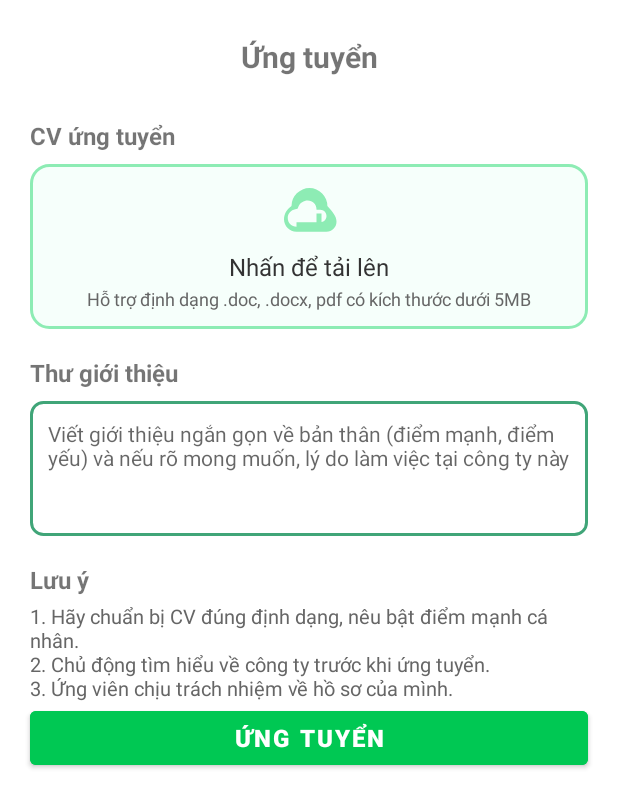
After one commit to 082588256/PRM392, an Android app: the ApplyActivity screen opened directly, with no data from a screen before it, on a phone screen of 412 x 824 dp. The commit adds this screen. Shown: the top 808 px of the screen. Run offline under Robolectric (Android 15) with nearby library versions, the phone set to English and light mode, and no system bars; 1 statement that could not run was skipped.

Commit message:
Update-Be,Fe-ApplyNow

```diff
--- a/app/src/main/AndroidManifest.xml
+++ b/app/src/main/AndroidManifest.xml
@@ -39,6 +39,9 @@
         <activity
             android:name=".activity.student.InternshipDetailActivity"
             android:exported="false" />
+        <activity
+            android:name=".activity.student.ApplyActivity"
+            android:exported="false" />
 
 <!--        <activity-->
 <!--            android:name=".activity.student.ApplicationHistoryActivity"-->
--- a/app/src/main/java/com/fptu/prm391/projectprm/db/DatabaseHelper.java
+++ b/app/src/main/java/com/fptu/prm391/projectprm/db/DatabaseHelper.java
@@ -6,7 +6,7 @@ import android.database.sqlite.SQLiteOpenHelper;
 
 public class DatabaseHelper extends SQLiteOpenHelper {
     private static final String DATABASE_NAME = "internship_recruitment.db";
-    private static final int DATABASE_VERSION = 1;
+    private static final int DATABASE_VERSION = 2;
 
     private static DatabaseHelper instance;
 
@@ -30,6 +30,9 @@ public class DatabaseHelper extends SQLiteOpenHelper {
         db.execSQL(InterviewDAO.CREATE_TABLE);
         db.execSQL(NotificationDAO.CREATE_TABLE);
         db.execSQL(MessageDAO.CREATE_TABLE);
+        //Phần hiếu
+        db.execSQL(InterviewScheduleDAO.CREATE_TABLE);
+
 
     }
 
--- /dev/null
+++ b/app/src/main/res/drawable/bg_edittext.xml
@@ -0,0 +1,18 @@
+<selector xmlns:android="http://schemas.android.com/apk/res/android">
+    <!-- Khi focus -->
+    <item android:state_focused="true">
+        <shape android:shape="rectangle">
+            <solid android:color="#FFFFFF"/>
+            <stroke android:width="2dp" android:color="#40A578"/>
+            <corners android:radius="8dp"/>
+        </shape>
+    </item>
+    <!-- Khi không focus -->
+    <item>
+        <shape android:shape="rectangle">
+            <solid android:color="#FFFFFF"/>
+            <stroke android:width="1dp" android:color="#DDDDDD"/>
+            <corners android:radius="8dp"/>
+        </shape>
+    </item>
+</selector>
--- /dev/null
+++ b/app/src/main/res/drawable/bg_upload_box.xml
@@ -0,0 +1,6 @@
+<shape xmlns:android="http://schemas.android.com/apk/res/android"
+    android:shape="rectangle">
+    <solid android:color="#F6FFFB"/>
+    <stroke android:width="2dp" android:color="#8DECB4"/>
+    <corners android:radius="12dp"/>
+</shape>
--- /dev/null
+++ b/app/src/main/res/drawable/ic_upload_cloud.xml
@@ -0,0 +1,10 @@
+<?xml version="1.0" encoding="utf-8"?>
+<vector xmlns:android="http://schemas.android.com/apk/res/android"
+    android:width="48dp"
+    android:height="48dp"
+    android:viewportWidth="24"
+    android:viewportHeight="24">
+    <path
+        android:fillColor="#8DECB4"
+        android:pathData="M19.35,10.04A7,7 0 0,0 5,9.98C3.34,11.1 2,13.03 2,15.25C2,18.01 4.24,20.25 7,20.25H19C21.21,20.25 23,18.46 23,16.25C23,14.22 21.55,12.47 19.35,10.04ZM17,17V13H15V17H13L16,20L19,17H17ZM7,18.25C5.07,18.25 3.5,16.68 3.5,14.75C3.5,13.01 4.81,11.57 6.5,11.29L7.41,11.14L7.8,10.18C8.37,8.7 9.89,7.75 11.5,7.75C13.44,7.75 15,9.31 15,11.25V11.5H16.5C17.88,11.5 19,12.62 19,14C19,15.38 17.88,16.5 16.5,16.5H7Z"/>
+</vector>
--- /dev/null
+++ b/app/src/main/res/layout/activity_apply.xml
@@ -0,0 +1,150 @@
+<?xml version="1.0" encoding="utf-8"?>
+<androidx.constraintlayout.widget.ConstraintLayout
+    xmlns:android="http://schemas.android.com/apk/res/android"
+    xmlns:app="http://schemas.android.com/apk/res-auto"
+    android:layout_width="match_parent"
+    android:layout_height="match_parent"
+    android:background="#FFF">
+
+    <!-- Tiêu đề -->
+    <TextView
+        android:id="@+id/tvHeader"
+        android:layout_width="wrap_content"
+        android:layout_height="wrap_content"
+        android:text="Ứng tuyển"
+        android:textStyle="bold"
+        android:textSize="20sp"
+        android:layout_marginTop="24dp"
+        app:layout_constraintTop_toTopOf="parent"
+        app:layout_constraintLeft_toLeftOf="parent"
+        app:layout_constraintRight_toRightOf="parent"/>
+
+    <!-- Label CV ứng tuyển -->
+    <TextView
+        android:id="@+id/tvCV"
+        android:layout_width="wrap_content"
+        android:layout_height="wrap_content"
+        android:text="CV ứng tuyển"
+        android:textStyle="bold"
+        android:textSize="16sp"
+        android:layout_marginTop="28dp"
+        app:layout_constraintTop_toBottomOf="@id/tvHeader"
+        app:layout_constraintLeft_toLeftOf="parent"
+        android:layout_marginStart="20dp"/>
+
+    <!-- Box upload CV -->
+    <LinearLayout
+        android:id="@+id/layoutUploadCV"
+        android:layout_width="0dp"
+        android:layout_height="110dp"
+        android:orientation="vertical"
+        android:gravity="center"
+        android:background="@drawable/bg_upload_box"
+        android:layout_marginTop="8dp"
+        android:layout_marginStart="20dp"
+        android:layout_marginEnd="20dp"
+        app:layout_constraintTop_toBottomOf="@id/tvCV"
+        app:layout_constraintLeft_toLeftOf="parent"
+        app:layout_constraintRight_toRightOf="parent">
+
+        <!-- Icon -->
+        <ImageView
+            android:src="@drawable/ic_upload_cloud"
+            android:layout_width="40dp"
+            android:layout_height="40dp"/>
+
+        <TextView
+            android:id="@+id/tvUploadCV"
+            android:layout_width="wrap_content"
+            android:layout_height="wrap_content"
+            android:text="Nhấn để tải lên"
+            android:textSize="16sp"
+            android:textColor="#333333"
+            android:layout_marginTop="6dp"/>
+
+        <TextView
+            android:id="@+id/tvUploadInfo"
+            android:layout_width="wrap_content"
+            android:layout_height="wrap_content"
+            android:text="Hỗ trợ định dạng .doc, .docx, pdf có kích thước dưới 5MB"
+            android:textSize="12sp"
+            android:textColor="#666666"
+            android:layout_marginTop="2dp"/>
+    </LinearLayout>
+
+    <!-- Label thư giới thiệu -->
+    <TextView
+        android:id="@+id/tvCoverLetter"
+        android:layout_width="wrap_content"
+        android:layout_height="wrap_content"
+        android:text="Thư giới thiệu"
+        android:textStyle="bold"
+        android:textSize="16sp"
+        android:layout_marginTop="18dp"
+        app:layout_constraintTop_toBottomOf="@id/layoutUploadCV"
+        app:layout_constraintLeft_toLeftOf="parent"
+        android:layout_marginStart="20dp"/>
+
+    <!-- EditText nhập thư giới thiệu -->
+    <EditText
+        android:id="@+id/edtCoverLetter"
+        android:layout_width="0dp"
+        android:layout_height="90dp"
+        android:hint="Viết giới thiệu ngắn gọn về bản thân (điểm mạnh, điểm yếu) và nếu rõ mong muốn, lý do làm việc tại công ty này"
+        android:background="@drawable/bg_edittext"
+        android:gravity="top|start"
+        android:padding="12dp"
+        android:textSize="14sp"
+        android:layout_marginTop="8dp"
+        android:layout_marginStart="20dp"
+        android:layout_marginEnd="20dp"
+        app:layout_constraintTop_toBottomOf="@id/tvCoverLetter"
+        app:layout_constraintLeft_toLeftOf="parent"
+        app:layout_constraintRight_toRightOf="parent"/>
+
+    <!-- Label lưu ý -->
+    <TextView
+        android:id="@+id/tvNote"
+        android:layout_width="wrap_content"
+        android:layout_height="wrap_content"
+        android:text="Lưu ý"
+        android:textStyle="bold"
+        android:textSize="16sp"
+        android:layout_marginTop="18dp"
+        app:layout_constraintTop_toBottomOf="@id/edtCoverLetter"
+        app:layout_constraintLeft_toLeftOf="parent"
+        android:layout_marginStart="20dp"/>
+
+    <!-- Nội dung lưu ý -->
+    <TextView
+        android:id="@+id/tvNoteContent"
+        android:layout_width="0dp"
+        android:layout_height="wrap_content"
+        android:text="1. Hãy chuẩn bị CV đúng định dạng, nêu bật điểm mạnh cá nhân.\n2. Chủ động tìm hiểu về công ty trước khi ứng tuyển.\n3. Ứng viên chịu trách nhiệm về hồ sơ của mình."
+        android:textColor="#666"
+        android:textSize="13sp"
+        android:layout_marginTop="4dp"
+        android:layout_marginBottom="22dp"
+        android:layout_marginStart="20dp"
+        android:layout_marginEnd="20dp"
+        app:layout_constraintTop_toBottomOf="@id/tvNote"
+        app:layout_constraintLeft_toLeftOf="parent"
+        app:layout_constraintRight_toRightOf="parent"/>
+
+    <!-- Nút ứng tuyển -->
+    <Button
+        android:id="@+id/btnApply"
+        android:layout_width="0dp"
+        android:layout_height="48dp"
+        android:text="Ứng tuyển"
+        android:textStyle="bold"
+        android:textColor="#FFF"
+        android:textSize="16sp"
+        android:backgroundTint="#00C853"
+        android:layout_marginStart="20dp"
+        android:layout_marginEnd="20dp"
+        android:layout_marginBottom="24dp"
+        app:layout_constraintTop_toBottomOf="@id/tvNoteContent"
+        app:layout_constraintLeft_toLeftOf="parent"
+        app:layout_constraintRight_toRightOf="parent"/>
+</androidx.constraintlayout.widget.ConstraintLayout>
```
Also changed, not shown: app/src/main/java/com/fptu/prm391/projectprm/activity/student/ApplyActivity.java (added, +157 -0 lines), app/src/main/java/com/fptu/prm391/projectprm/activity/student/InternshipDetailActivity.java (+14 -0 lines), app/src/main/java/com/fptu/prm391/projectprm/db/ApplicationDAO.java (+53 -16 lines), app/src/main/java/com/fptu/prm391/projectprm/db/InterviewScheduleDAO.java (added, +74 -0 lines), app/src/main/java/com/fptu/prm391/projectprm/model/Application.java (+42 -53 lines), app/src/main/java/com/fptu/prm391/projectprm/model/InterviewSchedule.java (added, +32 -0 lines), 1 other file.
